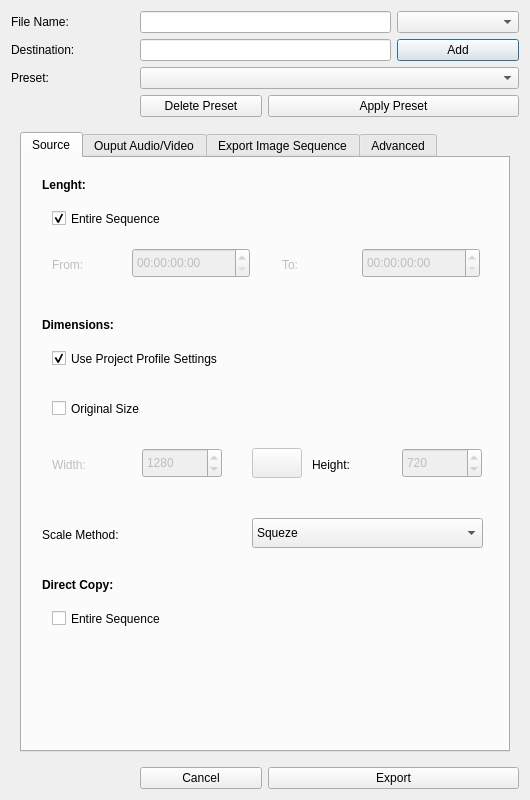
First picture: the form in Openshot QT project/export-video.ui, repository olielvewen/Mockups, before the edit.
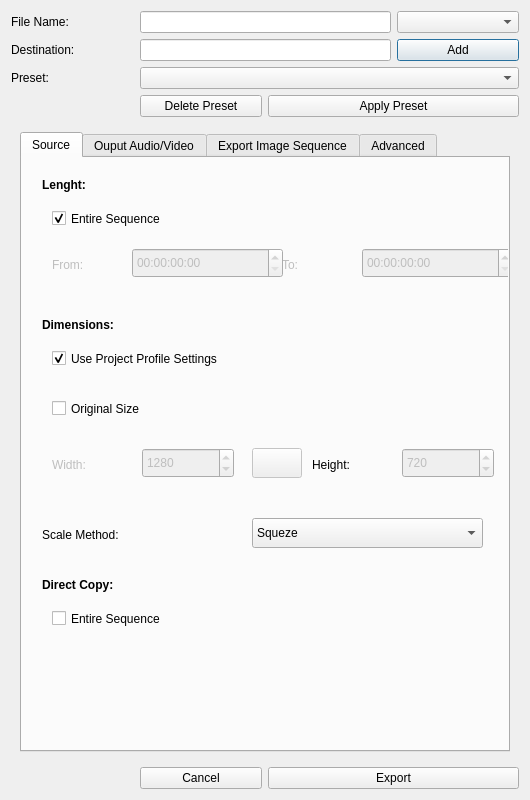
Second picture: the form after the edit. Icons and pictures are not drawn.

Commit message: remove the openshot_rc file in the ui file

Patch:
```diff
--- a/Openshot QT project/export-video.ui
+++ b/Openshot QT project/export-video.ui
@@ -189,7 +189,7 @@
            <rect>
             <x>110</x>
             <y>90</y>
-            <width>118</width>
+            <width>151</width>
             <height>30</height>
            </rect>
           </property>
@@ -208,7 +208,7 @@
            <rect>
             <x>340</x>
             <y>90</y>
-            <width>118</width>
+            <width>151</width>
             <height>30</height>
            </rect>
           </property>
@@ -269,7 +269,7 @@
            <rect>
             <x>120</x>
             <y>290</y>
-            <width>80</width>
+            <width>92</width>
             <height>30</height>
            </rect>
           </property>
@@ -288,7 +288,7 @@
            <rect>
             <x>380</x>
             <y>290</y>
-            <width>80</width>
+            <width>92</width>
             <height>30</height>
            </rect>
           </property>
```
Left out of the diff: 9 changed lines with no effect on the pictures.
